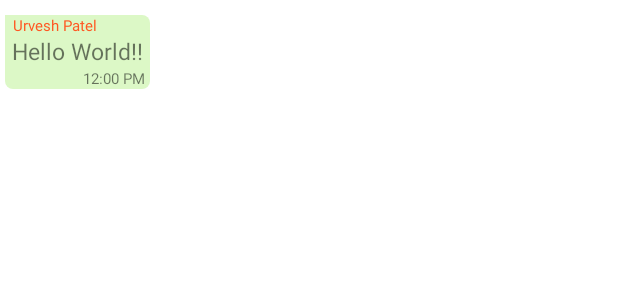
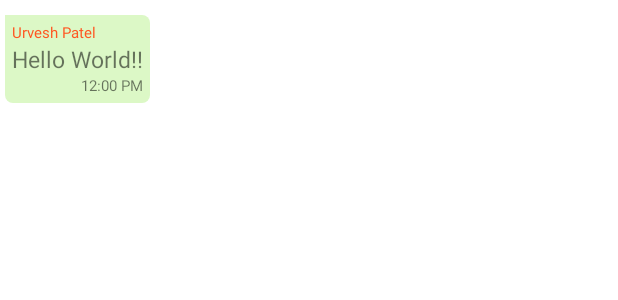
Before and after one commit to urvesh254/Chatly-CLI, an Android app: the layout receive_message.xml on its own in the app's theme, with its tools: preview values and no code run, on a phone screen of 412 x 824 dp. Shown: the top 300 px of the screen. Run offline under Robolectric (Android 15) with nearby library versions, the phone set to English and light mode, and no system bars; Roboto replaces fonts that are not available here.

Commit message:
Sending and Receiving message UI changed.

```diff
--- a/app/src/main/java/com/ukpatel/chatly/MainActivity.java
+++ b/app/src/main/java/com/ukpatel/chatly/MainActivity.java
@@ -62,7 +62,7 @@ public class MainActivity extends AppCompatActivity implements View.OnClickListe
         if (PORT != 0)
             port.setText(String.valueOf(PORT));
 
-        hostName.setText("192.168.0.125");
+//        hostName.setText("192.168.0.125");
         btnConnect.setOnClickListener(this);
     }
 
--- a/app/src/main/res/drawable/info_bg.xml
+++ b/app/src/main/res/drawable/info_bg.xml
@@ -2,5 +2,5 @@
 <shape xmlns:android="http://schemas.android.com/apk/res/android">
     <solid android:color="#e1f3fb"/>
 
-    <corners android:radius="3dp"/>
+    <corners android:radius="5dp"/>
 </shape>
--- a/app/src/main/res/drawable/receive_green_bg.xml
+++ b/app/src/main/res/drawable/receive_green_bg.xml
@@ -6,7 +6,7 @@
         android:bottomRightRadius="5dp"
         android:topRightRadius="5dp"/>
 
-    <padding android:bottom="15dp"
+    <padding android:bottom="5dp"
         android:top="5dp"
         android:right="5dp"
         android:left="5dp"/>
--- a/app/src/main/res/drawable/send_green_bg.xml
+++ b/app/src/main/res/drawable/send_green_bg.xml
@@ -6,7 +6,7 @@
         android:bottomRightRadius="5dp"
         android:topLeftRadius="5dp"/>
 
-    <padding android:bottom="15dp"
+    <padding android:bottom="5dp"
         android:top="5dp"
         android:right="5dp"
         android:left="5dp"/>
--- a/app/src/main/res/layout/info_message.xml
+++ b/app/src/main/res/layout/info_message.xml
@@ -3,15 +3,15 @@
     xmlns:app="http://schemas.android.com/apk/res-auto"
     android:layout_width="match_parent"
     android:layout_height="wrap_content"
-    android:paddingTop="10dp">
+    android:layout_marginTop="10dp">
 
     <TextView
         android:id="@+id/message"
         android:layout_width="wrap_content"
         android:layout_height="wrap_content"
         android:background="@drawable/info_bg"
-        android:paddingLeft="5dp"
-        android:paddingRight="5dp"
+        android:paddingLeft="7dp"
+        android:paddingRight="7dp"
         android:text="User Join"
         app:layout_constraintBottom_toBottomOf="parent"
         app:layout_constraintEnd_toEndOf="parent"
--- a/app/src/main/res/layout/receive_message.xml
+++ b/app/src/main/res/layout/receive_message.xml
@@ -7,37 +7,38 @@
     android:layout_marginStart="3dp"
     android:paddingTop="10dp">
 
+    <LinearLayout
+        android:layout_width="wrap_content"
+        android:layout_height="wrap_content"
+        android:background="@drawable/receive_green_bg"
+        android:orientation="vertical"
+        app:layout_constraintStart_toStartOf="parent"
+        app:layout_constraintTop_toTopOf="parent">
+
+        <TextView
+            android:id="@+id/author"
+            android:layout_width="wrap_content"
+            android:layout_height="wrap_content"
+            android:text="Urvesh Patel"
+            android:textColor="#FF5722"
+            android:textSize="10sp" />
+
         <TextView
             android:id="@+id/message"
             android:layout_width="wrap_content"
             android:layout_height="wrap_content"
-        android:background="@drawable/receive_green_bg"
             android:maxWidth="320dp"
-        android:paddingTop="13dp"
             android:text="Hello World!!"
-        android:textSize="15sp"
-        app:layout_constraintStart_toStartOf="parent"
-        app:layout_constraintTop_toTopOf="parent" />
+            android:textSize="15sp" />
 
         <TextView
             android:id="@+id/time"
             android:layout_width="wrap_content"
             android:layout_height="wrap_content"
-        android:layout_marginEnd="3dp"
+            android:layout_gravity="end"
             android:text="12:00 PM"
-        android:textSize="10sp"
-        app:layout_constraintBottom_toBottomOf="@+id/message"
-        app:layout_constraintEnd_toEndOf="@id/message" />
+            android:textSize="10sp" />
 
-    <TextView
-        android:id="@+id/author"
-        android:layout_width="@+id/message"
-        android:layout_height="wrap_content"
-        android:minWidth="50dp"
-        android:paddingLeft="5dp"
-        android:text="Urvesh Patel"
-        android:textColor="#FF5722"
-        android:textSize="10sp"
-        app:layout_constraintStart_toStartOf="@id/message"
-        app:layout_constraintTop_toTopOf="@+id/message" />
+
+    </LinearLayout>
 </androidx.constraintlayout.widget.ConstraintLayout>
```
Also changed, not shown: app/src/main/res/layout/activity_chat_area.xml (+4 -6 lines), app/src/main/res/layout/send_message.xml (+17 -10 lines). Lines whose indentation alone changed are shown as unchanged.
